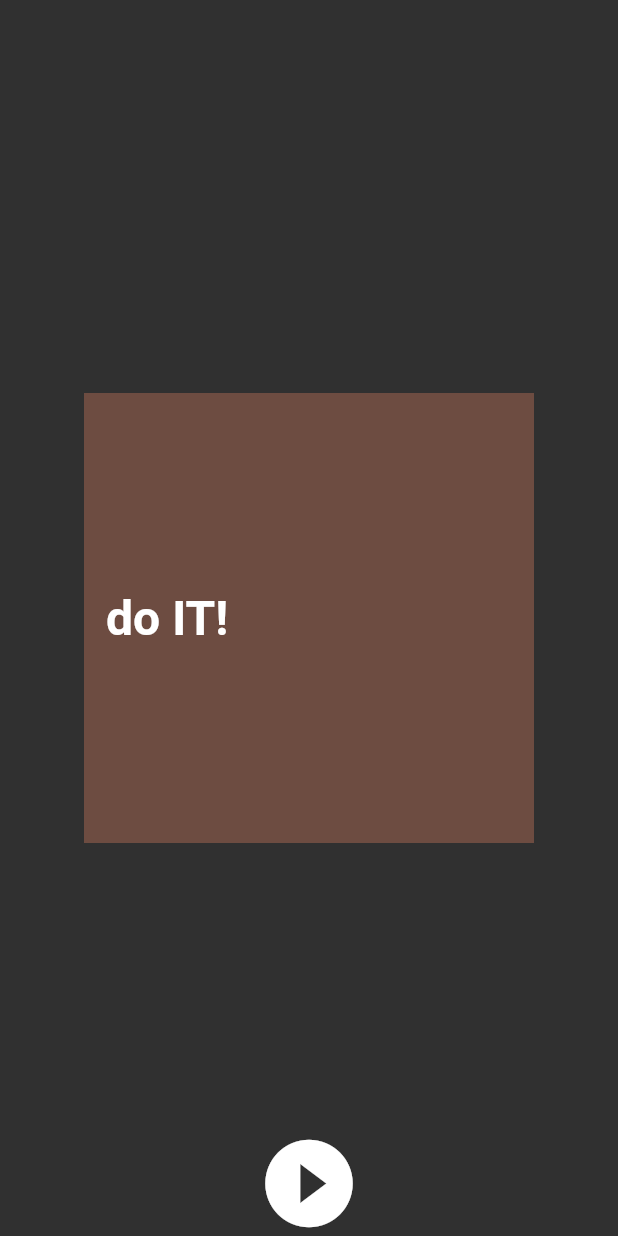
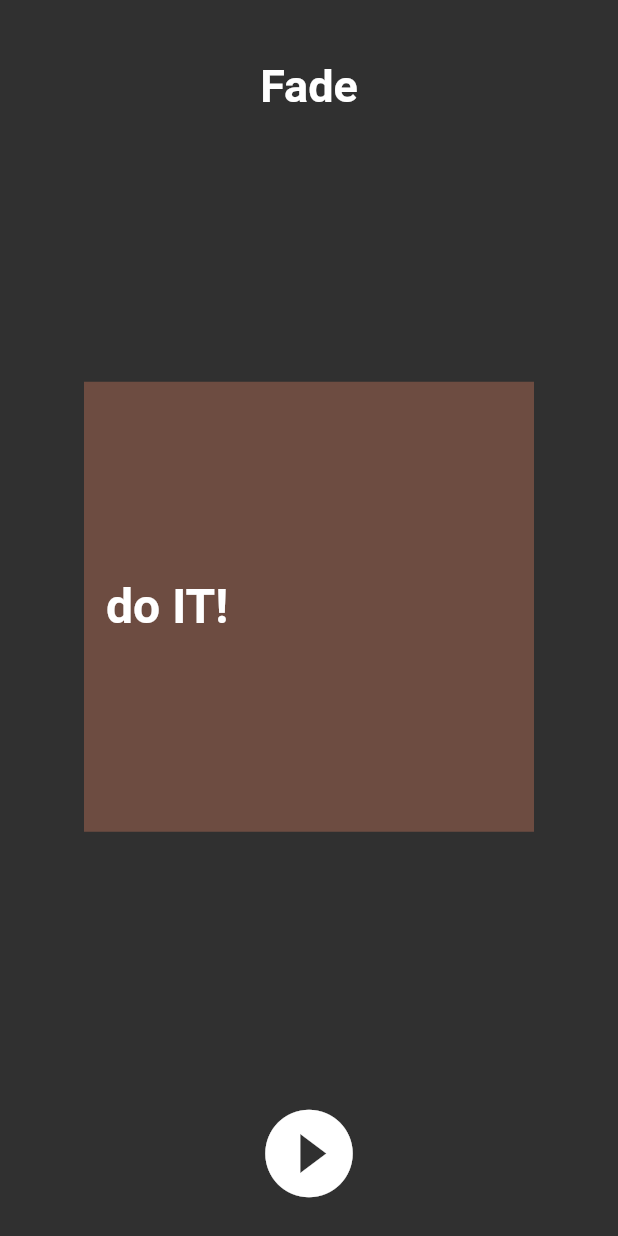
Before and after one commit to aagarwal1012/Animated-Text-Kit, a Flutter app: the screen it shows after launch, after a tap on the "play circle filled" icon, on a phone screen of 412 x 824 dp. Run offline on Flutter 3.47's test engine with Material 2 defaults, Android fonts, the phone set to English and light mode, and no system bars.

Commit message:
added labels for animations in ui

```diff
--- a/example/lib/main.dart
+++ b/example/lib/main.dart
@@ -2,6 +2,15 @@ import 'package:flutter/material.dart';
 import 'package:animated_text_kit/animated_text_kit.dart';
 
 void main() => runApp(new MyApp());
+
+const List<String> labels = [
+  "Rotate",
+  "Fade",
+  "Typer",
+  "Typewriter",
+  "Scale",
+  "Colorize",
+];
 
 class MyApp extends StatefulWidget {
   /// This widget is the root of your application.
@@ -15,7 +24,7 @@ class MyAppState extends State<MyApp> {
   @override
   Widget build(BuildContext context) {
     return new MaterialApp(
-      title: 'Flutter Demo',
+      title: 'Animated Text Kit',
       debugShowCheckedModeBanner: false,
       theme: ThemeData.dark(),
       home: new MyHomePage(title: 'Animated Text Kit'),
@@ -24,6 +33,7 @@ class MyAppState extends State<MyApp> {
 }
 
 class MyHomePage extends StatefulWidget {
+
   final String title;
 
   MyHomePage({
@@ -59,8 +69,8 @@ class _MyHomePageState extends State<MyHomePage> {
       width: 250.0,
       child: TyperAnimatedTextKit(
         text: [
-          "It is not enough to do your best",
-          " you must know what to do",
+          "It is not enough to do your best,",
+          "you must know what to do,",
           "and then do your best",
           "- W.Edwards Deming",
         ],
@@ -117,21 +127,25 @@ class _MyHomePageState extends State<MyHomePage> {
   @override
   Widget build(BuildContext context) {
     return new Scaffold(
-      body: Stack(
+      body: Column(
         children: <Widget>[
+          SizedBox(height: 40.0, width: double.maxFinite,),
 
-          Center(
-            child: Container(
+          Text(labels[_index],
+            style: TextStyle(fontSize: 30.0, fontWeight: FontWeight.bold),),
+
+          Expanded(child: Container(),),
+
+          Container(
             decoration: BoxDecoration(color: _colors[_index]),
             child: Center(child: _textAnimationKit[_index]),
             height: 300.0,
             width: 300.0,
           ),
-          ),
 
-          Align(
-            alignment: Alignment.bottomCenter,
-            child: InkWell(
+          Expanded(child: Container(),),
+
+          InkWell(
             child: Icon(Icons.play_circle_filled, size: 70.0,),
             onTap: () {
               setState(() {
@@ -139,8 +153,8 @@ class _MyHomePageState extends State<MyHomePage> {
               });
             },
           ),
-          ),
 
+          SizedBox(height: 20.0, width: double.maxFinite,),
         ],
       ),
     );
```
Also changed, not shown: 1 other file. Lines whose indentation alone changed are shown as unchanged.
